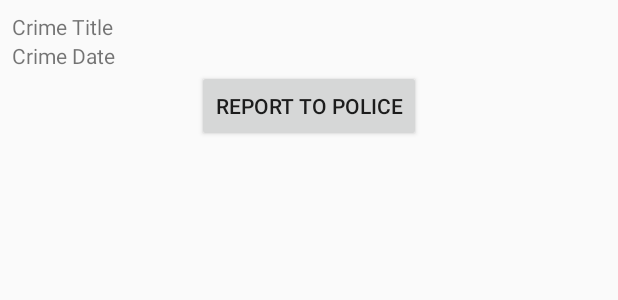
After one commit to KranthiChinnakotla/bignerd, an Android app: the layout row_list_item_ser.xml on its own in the app's theme, with its tools: preview values and no code run, on a phone screen of 412 x 824 dp. The commit adds this screen. Shown: the top 300 px of the screen. Run offline under Robolectric (Android 15) with nearby library versions, the phone set to English and light mode, and no system bars.

Commit message:
Added Recycle View

```diff
--- /dev/null
+++ b/CriminalIntent/app/src/main/res/layout/row_list_item_ser.xml
@@ -0,0 +1,27 @@
+<?xml version="1.0" encoding="utf-8"?>
+<LinearLayout xmlns:android="http://schemas.android.com/apk/res/android"
+              android:id="@+id/ser_crime_layout"
+              android:layout_width="match_parent"
+              android:layout_height="wrap_content"
+              android:orientation="vertical"
+              android:padding="8dp">
+
+    <TextView
+        android:id="@+id/ser_row_CrimeTitle"
+        android:layout_width="match_parent"
+        android:layout_height="wrap_content"
+        android:text="@string/crime_title"/>
+
+    <TextView
+        android:id="@+id/ser_row_CrimeDate"
+        android:layout_width="match_parent"
+        android:layout_height="wrap_content"
+        android:text="@string/crime_date"/>
+    <Button
+        android:id="@+id/ser_row_PoliceButton"
+        android:layout_width="wrap_content"
+        android:layout_height="wrap_content"
+        android:text="@string/serious_crime"
+        android:layout_gravity="center_horizontal"/>
+
+</LinearLayout>
--- a/CriminalIntent/app/src/main/res/values/strings.xml
+++ b/CriminalIntent/app/src/main/res/values/strings.xml
@@ -4,6 +4,9 @@
     <string name="crime_title_label">Title</string>
     <string name="crime_details_label">Details</string>
     <string name="crime_solved_label">Solved</string>
+    <string name="crime_title">Crime Title</string>
+    <string name="crime_date">Crime Date</string>
+    <string name="serious_crime">Report to Police</string>
 
     <!-- TODO: Remove or change this placeholder text -->
     <string name="hello_blank_fragment">Hello blank fragment</string>
```
Also changed, not shown: CriminalIntent/app/src/main/java/com/bignerdranch/android/criminalintent/CrimeListFragment.java (+132 -1 lines), CriminalIntent/app/src/main/java/com/bignerdranch/android/model/Crime.java (+10 -0 lines), CriminalIntent/app/src/main/java/com/bignerdranch/android/model/CrimeLab.java (+16 -9 lines), CriminalIntent/app/src/main/res/layout/row_list_item.xml (added, +20 -0 lines).
